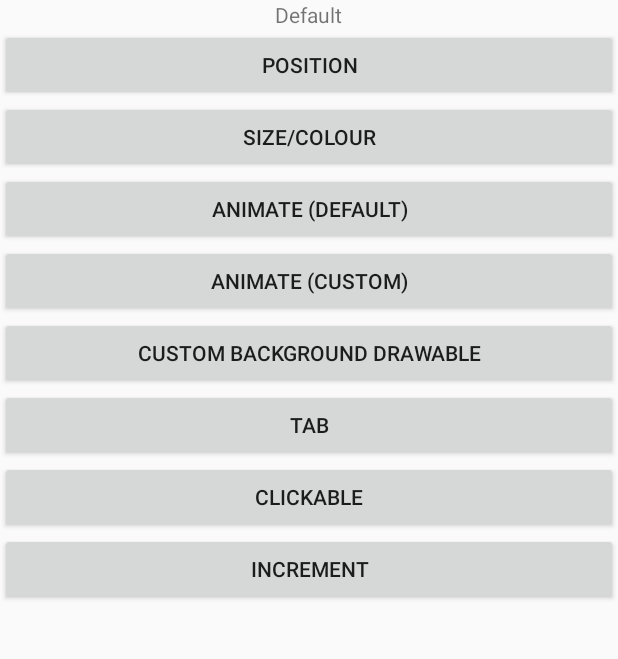
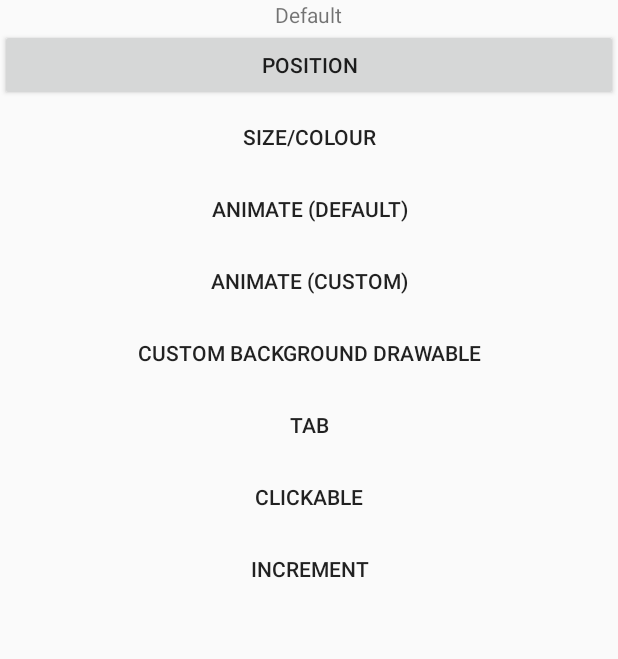
Before and after one commit to wengliang086/A15LittleRedDot, an Android app: the layout demos.xml on its own in the app's theme, with its tools: preview values and no code run, on a phone screen of 412 x 824 dp, the part 72-731 px from its top. Run offline under Robolectric (Android 15) with nearby library versions, the phone set to English and light mode, and no system bars.

Commit message:
Bug修复

```diff
--- a/app/src/main/java/com/lyx/test/littlereddot/DemoActivity.java
+++ b/app/src/main/java/com/lyx/test/littlereddot/DemoActivity.java
@@ -292,14 +292,7 @@ public class DemoActivity extends TabActivity {
             ViewHolder holder;
 
             if (convertView == null) {
-//				convertView = mInflater.inflate(
-//						android.R.layout.simple_list_item_2, null);
-
-                //����
-                //convertView = View.inflate(mContext, android.R.layout.simple_list_item_2, null);
-
-
-                convertView = View.inflate(mContext, android.R.layout.simple_list_item_2, parent);
+                convertView = View.inflate(mContext, android.R.layout.simple_list_item_2, null);
 
                 holder = new ViewHolder();
                 holder.text = (TextView) convertView
--- a/app/src/main/res/layout/demos.xml
+++ b/app/src/main/res/layout/demos.xml
@@ -1,17 +1,17 @@
 <?xml version="1.0" encoding="utf-8"?>
 <ScrollView xmlns:android="http://schemas.android.com/apk/res/android"
     android:layout_width="fill_parent"
-    android:layout_height="fill_parent" >
+    android:layout_height="fill_parent">
 
     <LinearLayout
         android:layout_width="fill_parent"
         android:layout_height="fill_parent"
-        android:orientation="vertical" >
+        android:orientation="vertical">
 
         <LinearLayout
             android:layout_width="fill_parent"
             android:layout_height="wrap_content"
-            android:orientation="vertical" >
+            android:orientation="vertical">
 
             <ImageView
                 android:id="@+id/default_target"
@@ -38,42 +38,49 @@
             android:id="@+id/colour_target"
             android:layout_width="fill_parent"
             android:layout_height="wrap_content"
+            android:background="@android:color/transparent"
             android:text="Size/Colour" />
 
         <Button
             android:id="@+id/anim1_target"
             android:layout_width="fill_parent"
             android:layout_height="wrap_content"
+            android:background="@android:color/transparent"
             android:text="Animate (default)" />
 
         <Button
             android:id="@+id/anim2_target"
             android:layout_width="fill_parent"
             android:layout_height="wrap_content"
+            android:background="@android:color/transparent"
             android:text="Animate (custom)" />
 
         <Button
             android:id="@+id/custom_target"
             android:layout_width="fill_parent"
             android:layout_height="wrap_content"
+            android:background="@android:color/transparent"
             android:text="Custom background drawable" />
 
         <Button
             android:id="@+id/tab_btn"
             android:layout_width="fill_parent"
             android:layout_height="wrap_content"
+            android:background="@android:color/transparent"
             android:text="Tab" />
 
         <Button
             android:id="@+id/click_target"
             android:layout_width="fill_parent"
             android:layout_height="wrap_content"
+            android:background="@android:color/transparent"
             android:text="Clickable" />
 
         <Button
             android:id="@+id/increment_target"
             android:layout_width="fill_parent"
             android:layout_height="wrap_content"
+            android:background="@android:color/transparent"
             android:text="Increment" />
     </LinearLayout>
 
```
Also changed, not shown: app/src/main/java/com/lyx/test/littlereddot/BadgeView.java (line endings or trailing spaces).
